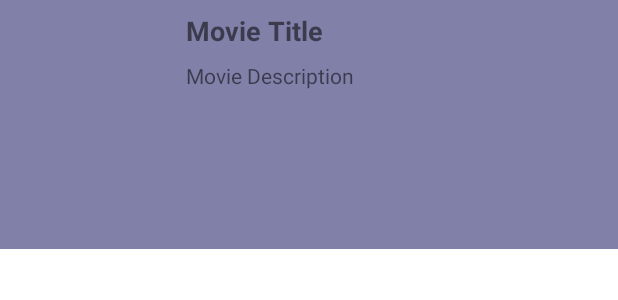
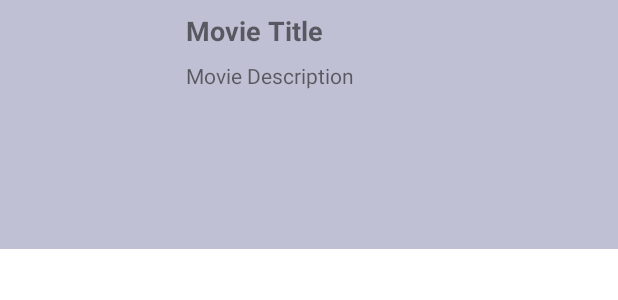
Before and after one commit to AND102-19/Cinemania, an Android app: the layout movie_item.xml on its own in the app's theme, with its tools: preview values and no code run, on a phone screen of 412 x 824 dp. Shown: the top 300 px of the screen. Run offline under Robolectric (Android 15) with nearby library versions, the phone set to English and light mode, and no system bars.

Commit message:
change movie bg color

```diff
--- a/app/src/main/res/values/colors.xml
+++ b/app/src/main/res/values/colors.xml
@@ -3,5 +3,5 @@
     <color name="black">#FF000000</color>
     <color name="white">#FFFFFFFF</color>
     <color name="navyblue">#000053</color>
-    <color name="movie_item_background">#8080A9</color>
+    <color name="movie_item_background">#C0C0D4</color>
 </resources>
```
